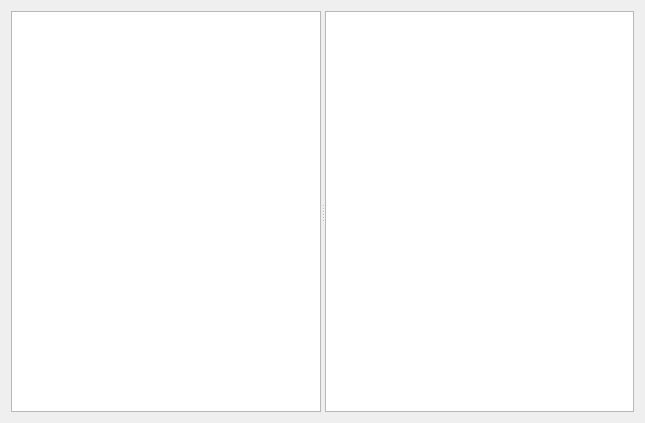
apavelm/stildcpp, file ui/filelistdialog.ui: the form before one commit.
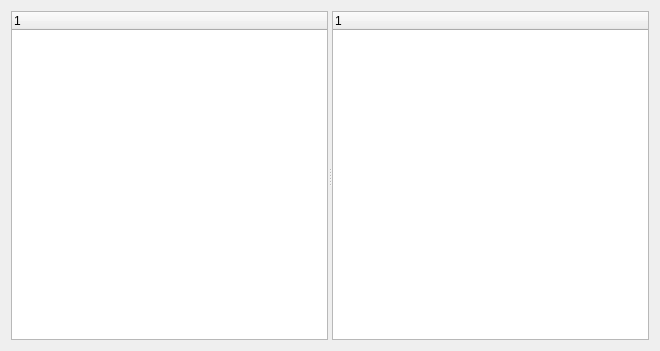
The form after the commit.

```diff
--- a/ui/filelistdialog.ui
+++ b/ui/filelistdialog.ui
@@ -5,8 +5,8 @@
    <rect>
     <x>0</x>
     <y>0</y>
-    <width>645</width>
-    <height>423</height>
+    <width>660</width>
+    <height>351</height>
    </rect>
   </property>
   <property name="windowTitle" >
@@ -18,8 +18,26 @@
      <property name="orientation" >
       <enum>Qt::Horizontal</enum>
      </property>
-     <widget class="QTreeView" name="vDir" />
-     <widget class="QColumnView" name="vItem" />
+     <widget class="QTreeWidget" name="vDir" >
+      <column>
+       <property name="text" >
+        <string>1</string>
+       </property>
+      </column>
+     </widget>
+     <widget class="QTreeWidget" name="contentTree" >
+      <property name="alternatingRowColors" >
+       <bool>true</bool>
+      </property>
+      <property name="rootIsDecorated" >
+       <bool>false</bool>
+      </property>
+      <column>
+       <property name="text" >
+        <string>1</string>
+       </property>
+      </column>
+     </widget>
     </widget>
    </item>
   </layout>
```
